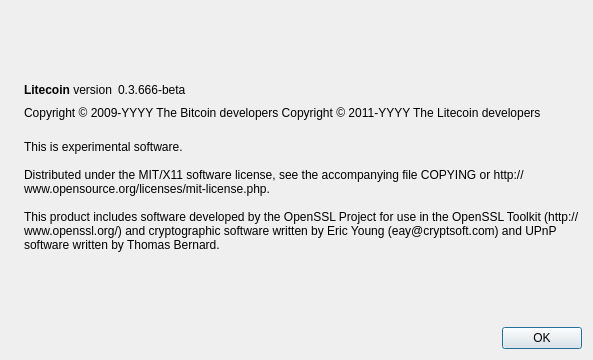
Above: src/qt/forms/aboutdialog.ui from 60E/naocanfen before the change. Below: the same form after it.
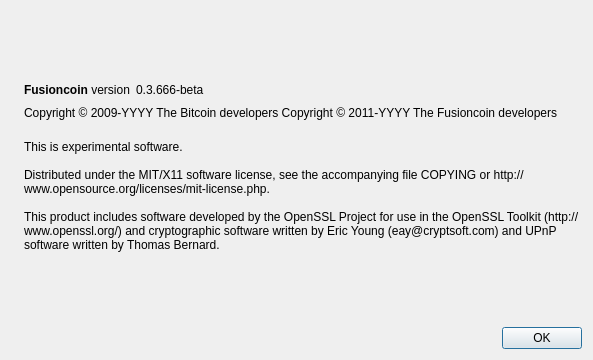
That is the form after the change. Icons and pictures are not drawn.

Commit message: 所有 litecoin 相关代码换成 fusioncoin

The edit to the form file:
```diff
--- a/src/qt/forms/aboutdialog.ui
+++ b/src/qt/forms/aboutdialog.ui
@@ -50,7 +50,7 @@
           <cursorShape>IBeamCursor</cursorShape>
          </property>
          <property name="text">
-          <string>&lt;b&gt;Litecoin&lt;/b&gt; version</string>
+          <string>&lt;b&gt;Fusioncoin&lt;/b&gt; version</string>
          </property>
          <property name="textInteractionFlags">
           <set>Qt::LinksAccessibleByMouse|Qt::TextSelectableByKeyboard|Qt::TextSelectableByMouse</set>
@@ -92,7 +92,7 @@
        </property>
        <property name="text">
         <string notr="true">Copyright &amp;copy; 2009-YYYY The Bitcoin developers
-Copyright &amp;copy; 2011-YYYY The Litecoin developers</string>
+Copyright &amp;copy; 2011-YYYY The Fusioncoin developers</string>
        </property>
        <property name="textFormat">
         <enum>Qt::RichText</enum>
```
Left out of the diff: 2 changed lines with no effect on the pictures. The commit also changes 85 other files.
